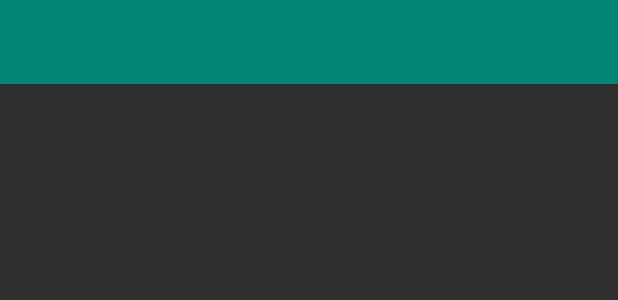
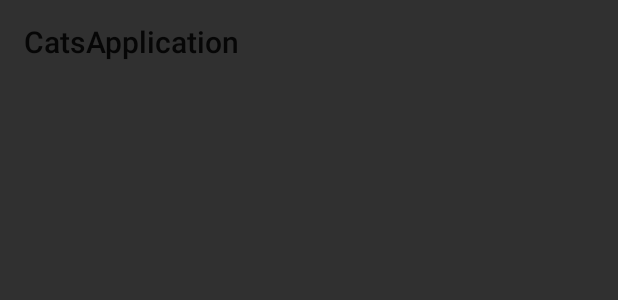
Before and after one commit to LeonidEmelyanov/CatsApplication, an Android app: the layout activity_main.xml on its own in the app's theme, with its tools: preview values and no code run, on a phone screen of 412 x 824 dp. Shown: the top 300 px of the screen. Run offline under Robolectric (Android 15) with nearby library versions, the phone set to English and light mode, and no system bars.

Commit message:
Create full transparent status bar

```diff
--- a/app/build.gradle
+++ b/app/build.gradle
@@ -44,7 +44,7 @@ dependencies {
 
     testImplementation 'junit:junit:4.12'
     testImplementation 'android.arch.core:core-testing:1.1.1'
-    testImplementation 'org.mockito:mockito-core:2.7.6'
+    testImplementation 'org.mockito:mockito-core:2.25.1'
 
     androidTestImplementation 'com.android.support.test:runner:1.0.2'
     androidTestImplementation 'com.android.support.test.espresso:espresso-core:3.0.2'
--- a/app/src/main/java/ru/demo/catapplication/view/MainActivity.java
+++ b/app/src/main/java/ru/demo/catapplication/view/MainActivity.java
@@ -11,8 +11,6 @@ public class MainActivity extends AppCompatActivity {
     protected void onCreate(Bundle savedInstanceState) {
         super.onCreate(savedInstanceState);
         setContentView(R.layout.activity_main);
-        setSupportActionBar(findViewById(R.id.toolbar));
-        getSupportActionBar().setTitle(R.string.app_name);
 
         getSupportFragmentManager().beginTransaction()
                 .replace(R.id.container, new MvvmFragment())
--- a/app/src/main/res/layout/activity_main.xml
+++ b/app/src/main/res/layout/activity_main.xml
@@ -1,23 +1,20 @@
 <?xml version="1.0" encoding="utf-8"?>
 <LinearLayout
     xmlns:android="http://schemas.android.com/apk/res/android"
+    xmlns:app="http://schemas.android.com/apk/res-auto"
     xmlns:tools="http://schemas.android.com/tools"
     android:layout_width="match_parent"
     android:layout_height="match_parent"
     android:fitsSystemWindows="true"
     android:orientation="vertical">
 
-    <android.support.design.widget.AppBarLayout
+    <android.support.v7.widget.Toolbar
+        android:id="@+id/toolbar"
         android:layout_width="match_parent"
-        android:layout_height="wrap_content">
-
-        <android.support.v7.widget.Toolbar
-            android:id="@+id/toolbar"
-            android:theme="@style/ToolBarTheme"
-            android:layout_width="match_parent"
-            android:layout_height="?attr/actionBarSize"/>
-
-    </android.support.design.widget.AppBarLayout>
+        android:layout_height="?attr/actionBarSize"
+        android:fitsSystemWindows="true"
+        android:theme="@style/ToolBarTheme"
+        app:title="@string/app_name"/>
 
     <FrameLayout
         android:id="@+id/container"
--- a/app/src/main/java/ru/demo/catapplication/viewmodel/PusheenViewModel.java
+++ b/app/src/main/res/values-v21/styles.xml
@@ -1,15 +1,10 @@
-package ru.demo.catapplication.viewmodel;
+<?xml version="1.0" encoding="utf-8"?>
+<resources>
 
-import android.support.annotation.NonNull;
-import android.support.annotation.Nullable;
-
-import ru.demo.catapplication.data.CatModel;
-import ru.demo.catapplication.mvvm.SingleLiveEvent;
-
-public class PusheenViewModel extends BaseCatViewModel {
-
-    public PusheenViewModel(@NonNull CatModel model,
-                            @Nullable SingleLiveEvent<CatModel> clickEvent) {
-        super(model, clickEvent);
-    }
-}
+    <style name="AppTheme" parent="Theme.AppCompat.NoActionBar">
+        <item name="colorPrimary">@color/colorPrimary</item>
+        <item name="colorPrimaryDark">@color/colorPrimaryDark</item>
+        <item name="colorAccent">@color/colorAccent</item>
+        <item name="android:statusBarColor">@android:color/transparent</item>
+    </style>
+</resources>
```
